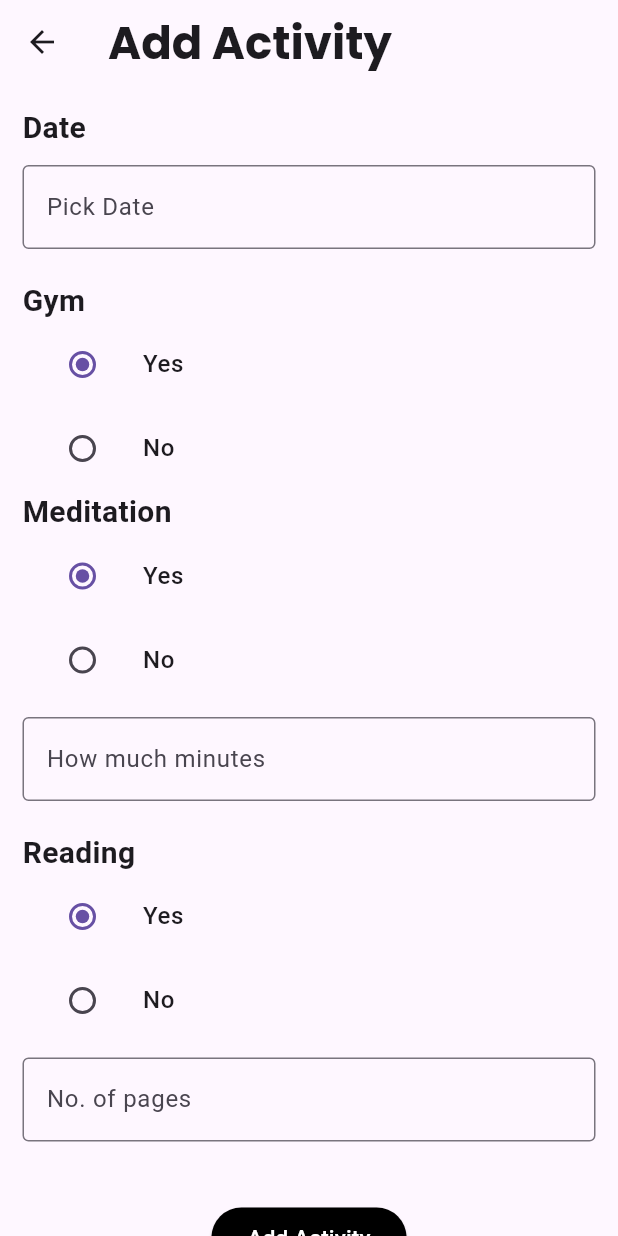
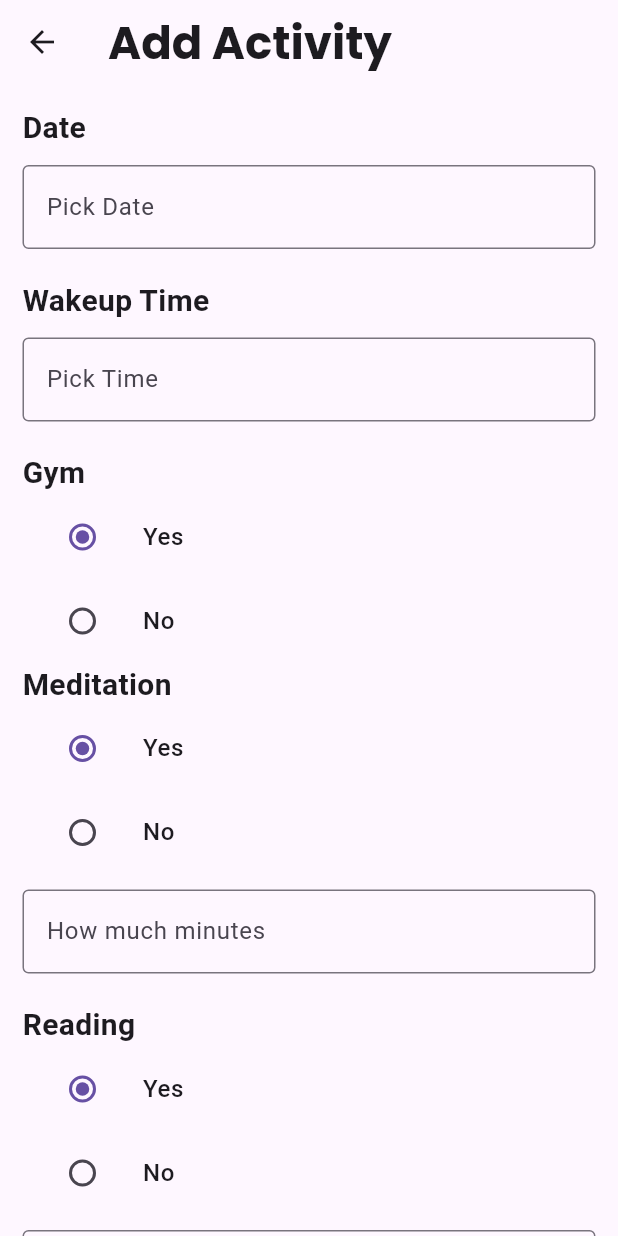
Before and after one commit to rohithvijayan774/workout_track_Opicxo, a Flutter app: the ActivitiesPage screen opened directly with empty values, after a tap on "Add Activity", on a phone screen of 412 x 824 dp. Run offline on Flutter 3.47's test engine with Material 2 defaults, Android fonts, the phone set to English and light mode, and no system bars; our stand-ins replace sqflite; accounts and stored records are empty; Roboto replaces fonts that are missing (SofiaPro); project files that could hold a hidden picture were left out.

Commit message:
activity list

```diff
--- a/lib/controller/workout_provider.dart
+++ b/lib/controller/workout_provider.dart
@@ -1,4 +1,3 @@
-import 'dart:convert';
 import 'dart:developer';
 
 import 'package:flutter/material.dart';
@@ -36,8 +35,8 @@ class WorkoutProvider extends ChangeNotifier {
     return persons;
   }
 
-  getActivityList() async {
-    updateActivityList = await DatabaseHelper.instance.getUpdatesForPerson();
+  getActivityList(int id) async {
+    updateActivityList = await DatabaseHelper.instance.getUpdatesForPerson(id);
     log('updates COllected');
     notifyListeners();
     return updateActivityList;
@@ -85,9 +84,11 @@ class WorkoutProvider extends ChangeNotifier {
 //---------------------For Adding Activities------------------------------------
 
   TextEditingController dateController = TextEditingController();
+  TextEditingController timeController = TextEditingController();
   TextEditingController meditationTimeController = TextEditingController();
   TextEditingController readingPageController = TextEditingController();
   DateTime? pickedDate;
+  TimeOfDay? pickedTime;
 
   String gymSelection = 'yes';
 
@@ -121,6 +122,16 @@ class WorkoutProvider extends ChangeNotifier {
 
     notifyListeners();
   }
+
+  timePicker(BuildContext context) async {
+    pickedTime = await showTimePicker(
+      context: context,
+      initialTime: TimeOfDay.now(),
+    );
+    timeController.text = pickedTime!.format(context);
+
+    notifyListeners();
+  }
 }
 
 //----------------------Database Operation-----------------------------
@@ -149,7 +160,7 @@ class DatabaseHelper extends ChangeNotifier {
     await db.execute(
         'CREATE TABLE persons(id INTEGER PRIMARY KEY,name TEXT,age INTEGER,gender TEXT,height REAL,weight REAL,bmi TEXT)');
     await db.execute(
-        'CREATE TABLE updates(id INTEGER PRIMARY KEY,person_id INTEGER,date TEXT, gym TEXT,meditation TEXT,meditationTime TEXT,reading TEXT,readingPages TEXT, FOREIGN KEY (person_id) REFERENCES persons (id))');
+        'CREATE TABLE updates(id INTEGER PRIMARY KEY,person_id INTEGER,date TEXT, gym TEXT,meditation TEXT,meditationTime TEXT,reading TEXT,readingPages TEXT,FOREIGN KEY (person_id) REFERENCES persons (id))');
   }
 
   Future<int> insertPerson(PersonModel person) async {
@@ -172,10 +183,16 @@ class DatabaseHelper extends ChangeNotifier {
         .toList();
   }
 
-  Future<List<UpdateModel>> getUpdatesForPerson() async {
+  Future<List<UpdateModel>> getUpdatesForPerson(int personId) async {
     Database db = await instance.database;
-    final List<Map<String, dynamic>> maps = await db.query('updates');
-    return maps.map((updateMap) => UpdateModel.fromMap(updateMap)).toList();
+    final List<Map<String, dynamic>> maps = await db.query(
+      'updates',
+      where: 'person_id = ?',
+      whereArgs: [personId],
+    );
+    return List.generate(maps.length, (index) {
+      return UpdateModel.fromMap(maps[index]);
+    });
   }
 
   Future<int> deletePerson(int id) async {
@@ -191,16 +208,6 @@ class DatabaseHelper extends ChangeNotifier {
     log('Successfully Updated');
   }
 
-  // Future<int> updatePerson(PersonModel updatedPerson) async {
-  //   Database db = await instance.database;
-
-  //   String activityJson = jsonEncode(updatedPerson.activities);
-
-  //   Map<String, dynamic> personData = updatedPerson.toMap();
-  //   personData['activities'] = activityJson;
-  //   return await db.update('persons', personData);
-  // }
-
   factory DatabaseHelper() {
     return instance;
   }
--- a/lib/model/model.dart
+++ b/lib/model/model.dart
@@ -1,7 +1,3 @@
-import 'dart:convert';
-
-import 'package:workout_track/model/update_model.dart';
-
 class PersonModel {
   int? id;
   String name;
--- a/lib/views/activities_page.dart
+++ b/lib/views/activities_page.dart
@@ -27,13 +27,13 @@ class ActivitiesPage extends StatelessWidget {
   Widget build(BuildContext context) {
     final workoutProvider =
         Provider.of<WorkoutProvider>(context, listen: false);
-    workoutProvider.getActivityList();
+    workoutProvider.getActivityList(id);
     return Scaffold(
       appBar: AppBar(
         title: const Text("Activities"),
       ),
       body: FutureBuilder(
-          future: workoutProvider.getActivityList(),
+          future: workoutProvider.getActivityList(id),
           builder: (context, snapshot) {
             if (snapshot.connectionState == ConnectionState.waiting) {
               return const Center(
@@ -48,8 +48,14 @@ class ActivitiesPage extends StatelessWidget {
                   : ListView.builder(
                       itemCount: provider.updateActivityList.length,
                       itemBuilder: (context, index) {
-                        return ListTile(
-                          title: Text(provider.updateActivityList[index].date),
+                        return Padding(
+                          padding: const EdgeInsets.symmetric(vertical: 20),
+                          child: Column(
+                            children: [
+                              Text(provider.updateActivityList[index].date),
+                              Text(provider.updateActivityList[index].gym),
+                            ],
+                          ),
                         );
                       },
                     );
@@ -59,17 +65,13 @@ class ActivitiesPage extends StatelessWidget {
           backgroundColor: Colors.black,
           onPressed: () {
             Navigator.push(
-                context,
-                MaterialPageRoute(
-                  builder: (context) => AddActivityPage(
-                      id: id,
-                      name: name,
-                      age: age,
-                      bmi: bmi,
-                      gender: gender,
-                      height: height,
-                      weight: weight),
-                ));
+              context,
+              MaterialPageRoute(
+                builder: (context) => AddActivityPage(
+                  id: id,
+                ),
+              ),
+            );
           },
           label: const Row(
             children: [
--- a/lib/views/add_activity_page.dart
+++ b/lib/views/add_activity_page.dart
@@ -1,10 +1,6 @@
-import 'dart:developer';
-
 import 'package:flutter/material.dart';
 import 'package:provider/provider.dart';
 import 'package:workout_track/controller/workout_provider.dart';
-import 'package:intl/intl.dart';
-import 'package:workout_track/model/model.dart';
 import 'package:workout_track/model/update_model.dart';
 import 'package:workout_track/widgets/gym_selection.dart';
 import 'package:workout_track/widgets/meditation_selection.dart';
@@ -12,20 +8,9 @@ import 'package:workout_track/widgets/reading_selection.dart';
 
 class AddActivityPage extends StatelessWidget {
   final int id;
-  final String name;
-  final int age;
-  final String gender;
-  final double height;
-  final double weight;
-  final String bmi;
+
   const AddActivityPage({
     required this.id,
-    required this.name,
-    required this.age,
-    required this.bmi,
-    required this.gender,
-    required this.height,
-    required this.weight,
     super.key,
   });
 
@@ -67,6 +52,32 @@ class AddActivityPage extends StatelessWidget {
                     keyboardType: TextInputType.name,
                     decoration: const InputDecoration(
                       hintText: 'Pick Date',
+                      hintStyle: TextStyle(fontFamily: 'SofiaPro'),
+                      border: OutlineInputBorder(
+                        borderSide: BorderSide(width: 1),
+                      ),
+                    ),
+                  ),
+                ),
+                const Text(
+                  'Wakeup Time',
+                  style: TextStyle(
+                      fontFamily: 'SofiaPro',
+                      fontSize: 20,
+                      fontWeight: FontWeight.bold),
+                ),
+                Padding(
+                  padding: const EdgeInsets.only(top: 10, bottom: 20),
+                  child: TextFormField(
+                    onTap: () {
+                      provider.timePicker(context);
+                      if (provider.pickedDate != null) {}
+                    },
+                    controller: provider.timeController,
+                    textCapitalization: TextCapitalization.words,
+                    keyboardType: TextInputType.name,
+                    decoration: const InputDecoration(
+                      hintText: 'Pick Time',
                       hintStyle: TextStyle(fontFamily: 'SofiaPro'),
                       border: OutlineInputBorder(
                         borderSide: BorderSide(width: 1),
@@ -159,7 +170,7 @@ class AddActivityPage extends StatelessWidget {
                               await DatabaseHelper.instance
                                   .insertUpdates(id, update)
                                   .then((value) {
-                                provider.getActivityList();
+                                provider.getActivityList(id);
                               });
                             }
                             Navigator.pop(context);
--- a/lib/views/person_detail_page.dart
+++ b/lib/views/person_detail_page.dart
@@ -1,8 +1,5 @@
 import 'package:flutter/material.dart';
-import 'package:provider/provider.dart';
-import 'package:workout_track/controller/workout_provider.dart';
 import 'package:workout_track/views/activities_page.dart';
-import 'package:workout_track/views/add_activity_page.dart';
 import 'package:workout_track/widgets/person_details_tile.dart';
 
 class PersonDetailPage extends StatelessWidget {
@@ -26,7 +23,6 @@ class PersonDetailPage extends StatelessWidget {
 
   @override
   Widget build(BuildContext context) {
-    final provider = Provider.of<WorkoutProvider>(context, listen: false);
     return Scaffold(
       body: Column(
         children: [
```
